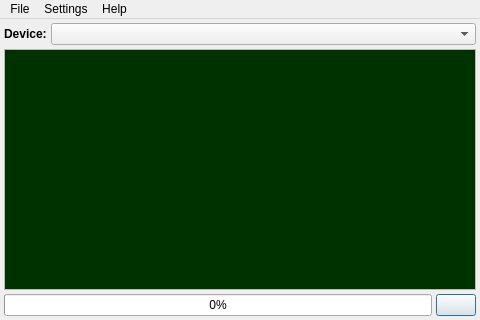
First picture: the form in tools/qt/usb_boot_maker/src/main/mainwindow.ui, repository Gris87/ngos, before the edit.
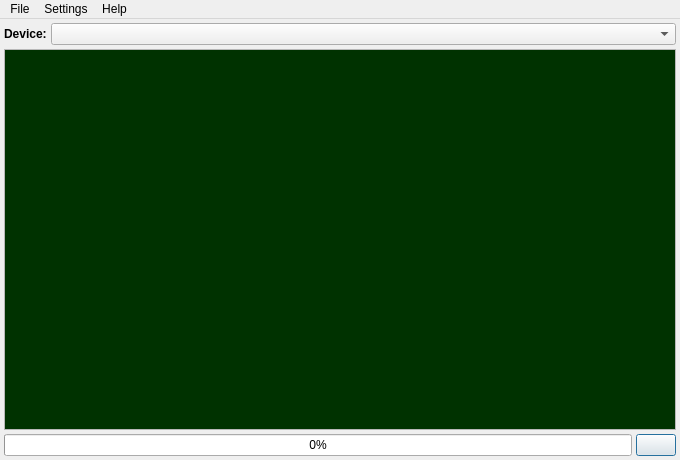
Second picture: the form after the edit. Icons and pictures are not drawn.

Commit message: USB Boot Maker

```diff
--- a/tools/qt/usb_boot_maker/src/main/mainwindow.ui
+++ b/tools/qt/usb_boot_maker/src/main/mainwindow.ui
@@ -6,8 +6,8 @@
    <rect>
     <x>0</x>
     <y>0</y>
-    <width>480</width>
-    <height>320</height>
+    <width>680</width>
+    <height>460</height>
    </rect>
   </property>
   <property name="windowTitle">
```
The commit also changes 1 other file.
